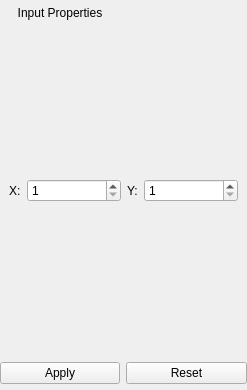
Before: the Qt Designer form Application/qInputPropertiesWidget.ui in Sprunth/RGG, drawn with Qt 5.
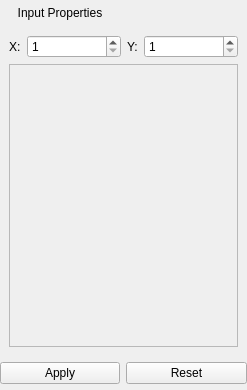
After: the same form once the commit is applied.

Commit message: Allow lattice editor widgets to scroll if they get too big

Diff of the .ui file:
```diff
--- a/Application/qInputPropertiesWidget.ui
+++ b/Application/qInputPropertiesWidget.ui
@@ -104,7 +104,25 @@
         </widget>
        </item>
        <item row="1" column="0" colspan="4">
-        <layout class="QVBoxLayout" name="coreLatticeLayout"/>
+        <layout class="QVBoxLayout" name="coreLatticeLayout">
+         <item>
+          <widget class="QScrollArea" name="coreLatticeContainer">
+           <property name="widgetResizable">
+            <bool>true</bool>
+           </property>
+           <widget class="QWidget" name="scrollAreaWidgetContents">
+            <property name="geometry">
+             <rect>
+              <x>0</x>
+              <y>0</y>
+              <width>207</width>
+              <height>254</height>
+             </rect>
+            </property>
+           </widget>
+          </widget>
+         </item>
+        </layout>
        </item>
       </layout>
      </widget>
```
Left out of the diff: 24 changed lines with no effect on the pictures. The commit also changes 2 other files.
